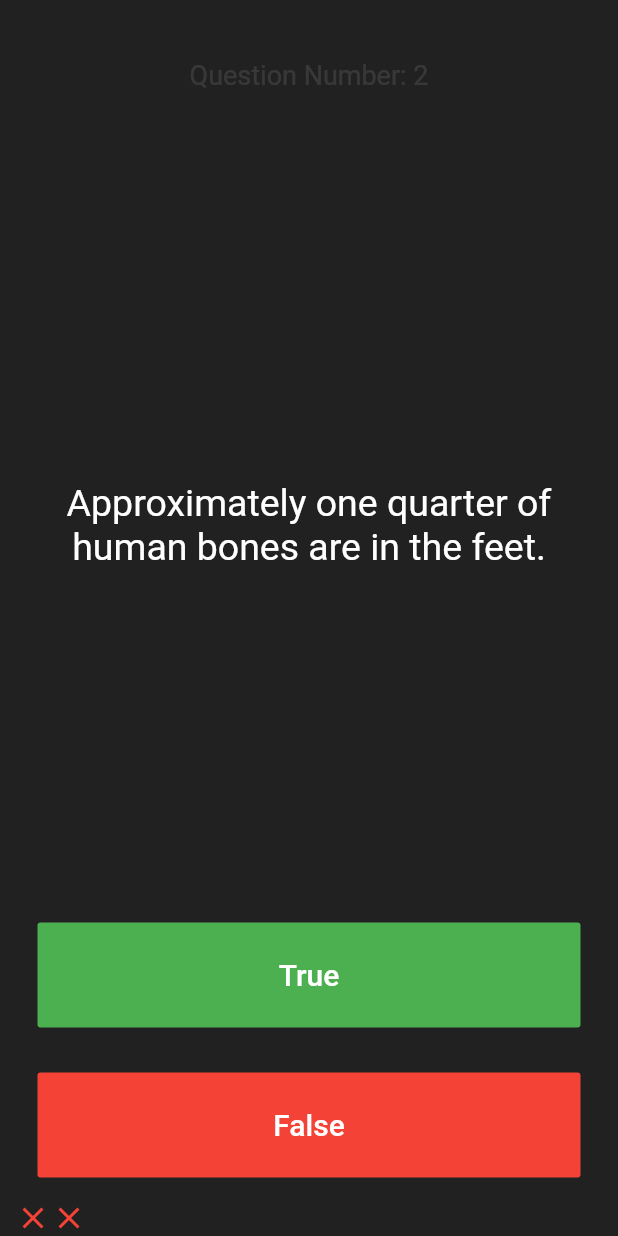
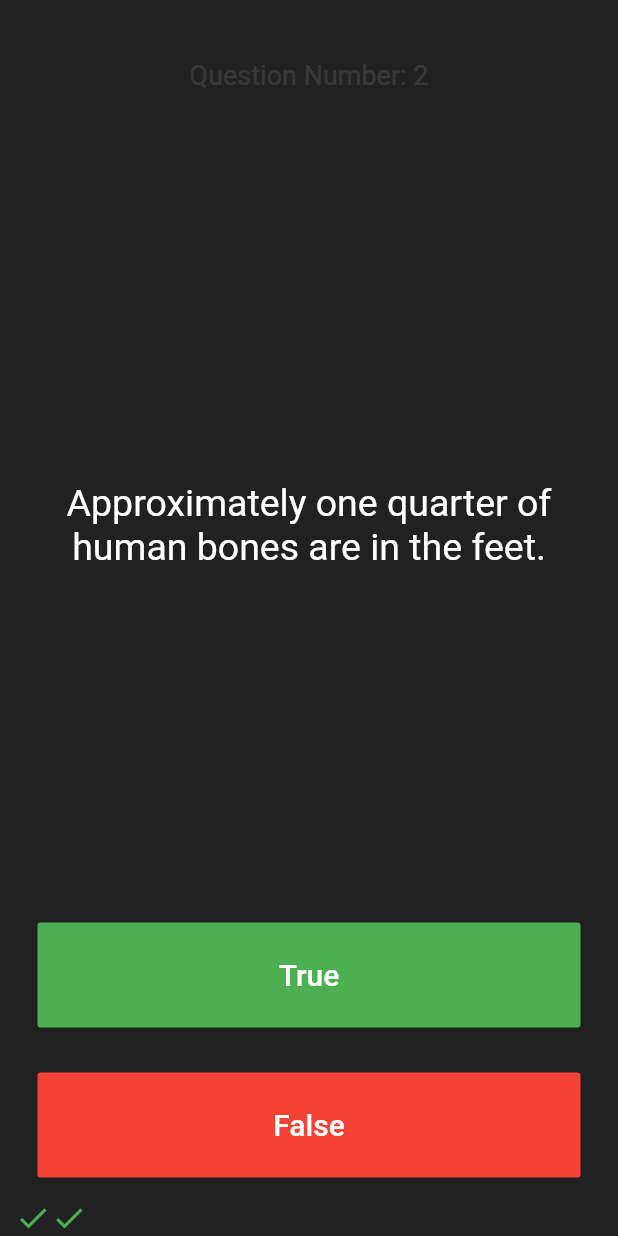
Before and after one commit to tyacan/Quizzler, a Flutter app: the screen it shows after launch, after a tap on "True", after a tap on "False", on a phone screen of 412 x 824 dp. Run offline on Flutter 3.47's test engine with Material 2 defaults, Android fonts, the phone set to English and light mode, and no system bars.

Commit message:
fix logic of truth

```diff
--- a/lib/main.dart
+++ b/lib/main.dart
@@ -33,14 +33,14 @@ class _QuizPageState extends State<QuizPage> {
       brainQuiz.nextQuestion();
       bool correctAnswer = brainQuiz.getCorrectAnswer();
       correctAnswer == userAnswer
-          ? scoreKeeper.add(Icon(
+          ?scoreKeeper.add(Icon(
+              Icons.close,
+              color: Colors.red,
+            )): scoreKeeper.add(Icon(
               Icons.check,
               color: Colors.green,
             ))
-          : scoreKeeper.add(Icon(
-              Icons.close,
-              color: Colors.red,
-            ));
+          ;
     });
   }
 
@@ -121,7 +121,6 @@ class _QuizPageState extends State<QuizPage> {
             ),
           ),
         ),
-        //TODO: Add a Row here as your score keeper
         Row(
           children: scoreKeeper,
         ),
```
